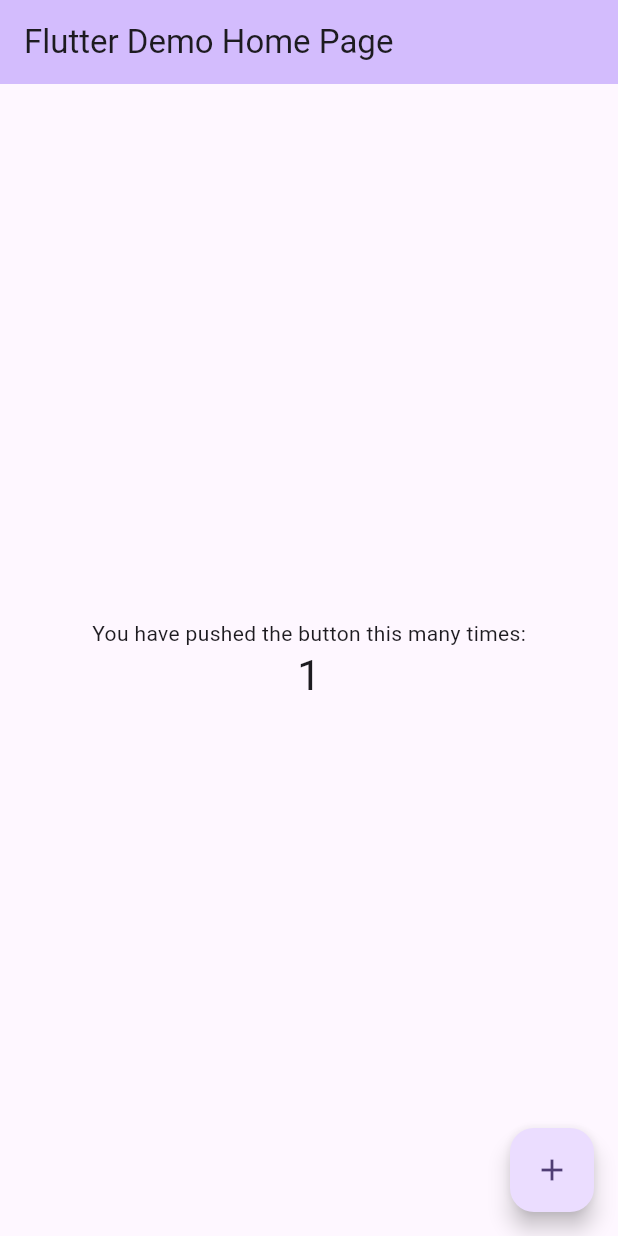
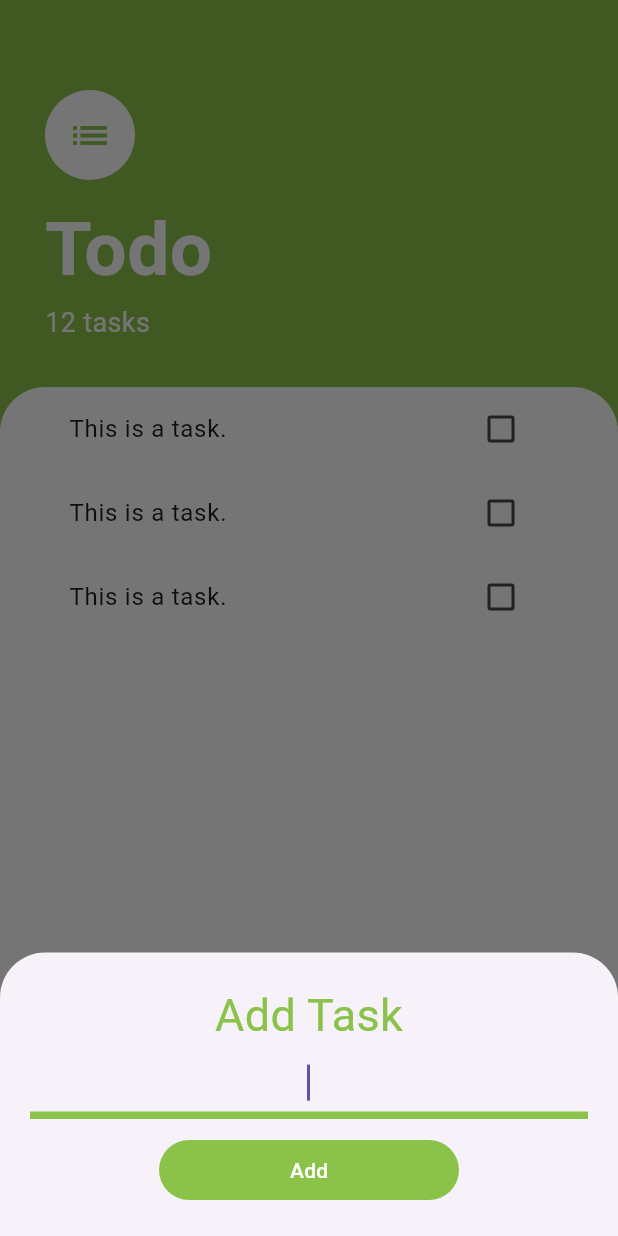
Before and after one commit to murphy-aaron/todo_flutter, a Flutter app: the screen it shows after launch, after a tap on the "add" icon, on a phone screen of 412 x 824 dp. Run offline on Flutter 3.47's test engine with Material 3 defaults, Android fonts, the phone set to English and light mode, and no system bars.

Commit message:
Created UI
Added tasks screen, add task widget, and checkboxes for completing a task

```diff
--- /dev/null
+++ b/lib/components/task_tile.dart
@@ -0,0 +1,56 @@
+import 'package:flutter/material.dart';
+
+class TaskTile extends StatefulWidget {
+
+  TaskTile({super.key});
+
+  @override
+  State<TaskTile> createState() => _TaskTileState();
+}
+
+class _TaskTileState extends State<TaskTile> {
+
+  bool isChecked = false;
+
+  void checkboxCallback(bool? newValue) {
+    setState(() {
+      isChecked = newValue ?? true;
+    });
+  }
+
+  @override
+  Widget build(BuildContext context) {
+    return ListTile(
+        title: Text(
+          'This is a task.',
+          style: TextStyle(
+            decoration: isChecked ? TextDecoration.lineThrough : TextDecoration.none
+          ),
+        ),
+        trailing: TaskCheckbox(
+          checkboxState: isChecked,
+          toggleCheckboxState: (bool? newValue) {
+            setState(() {
+              isChecked = newValue ?? true;
+            });
+          }
+        )
+    );
+  }
+}
+
+class TaskCheckbox extends StatelessWidget {
+  const TaskCheckbox({required this.checkboxState, required this.toggleCheckboxState});
+
+  final bool checkboxState;
+  final Function(bool?) toggleCheckboxState;
+
+  @override
+  Widget build(BuildContext context) {
+    return Checkbox(
+      activeColor: Colors.lightGreen,
+      value: checkboxState,
+      onChanged: toggleCheckboxState
+  );
+  }
+}
--- /dev/null
+++ b/lib/components/tasks_list.dart
@@ -0,0 +1,17 @@
+import 'package:flutter/material.dart';
+import 'task_tile.dart';
+
+class TasksList extends StatelessWidget {
+  const TasksList({super.key});
+
+  @override
+  Widget build(BuildContext context) {
+    return ListView(
+      children: [
+        TaskTile(),
+        TaskTile(),
+        TaskTile()
+      ],
+    );
+  }
+}
--- a/lib/main.dart
+++ b/lib/main.dart
@@ -1,125 +1,17 @@
 import 'package:flutter/material.dart';
+import 'package:todo_flutter/screens/tasks_screen.dart';
 
 void main() {
-  runApp(const MyApp());
+  runApp(const TodoApp());
 }
 
-class MyApp extends StatelessWidget {
-  const MyApp({super.key});
+class TodoApp extends StatelessWidget {
+  const TodoApp({super.key});
 
-  // This widget is the root of your application.
   @override
   Widget build(BuildContext context) {
     return MaterialApp(
-      title: 'Flutter Demo',
-      theme: ThemeData(
-        // This is the theme of your application.
-        //
-        // TRY THIS: Try running your application with "flutter run". You'll see
-        // the application has a purple toolbar. Then, without quitting the app,
-        // try changing the seedColor in the colorScheme below to Colors.green
-        // and then invoke "hot reload" (save your changes or press the "hot
-        // reload" button in a Flutter-supported IDE, or press "r" if you used
-        // the command line to start the app).
-        //
-        // Notice that the counter didn't reset back to zero; the application
-        // state is not lost during the reload. To reset the state, use hot
-        // restart instead.
-        //
-        // This works for code too, not just values: Most code changes can be
-        // tested with just a hot reload.
-        colorScheme: ColorScheme.fromSeed(seedColor: Colors.deepPurple),
-        useMaterial3: true,
-      ),
-      home: const MyHomePage(title: 'Flutter Demo Home Page'),
+      home: TasksScreen(),
     );
   }
 }
-
-class MyHomePage extends StatefulWidget {
-  const MyHomePage({super.key, required this.title});
-
-  // This widget is the home page of your application. It is stateful, meaning
-  // that it has a State object (defined below) that contains fields that affect
-  // how it looks.
-
-  // This class is the configuration for the state. It holds the values (in this
-  // case the title) provided by the parent (in this case the App widget) and
-  // used by the build method of the State. Fields in a Widget subclass are
-  // always marked "final".
-
-  final String title;
-
-  @override
-  State<MyHomePage> createState() => _MyHomePageState();
-}
-
-class _MyHomePageState extends State<MyHomePage> {
-  int _counter = 0;
-
-  void _incrementCounter() {
-    setState(() {
-      // This call to setState tells the Flutter framework that something has
-      // changed in this State, which causes it to rerun the build method below
-      // so that the display can reflect the updated values. If we changed
-      // _counter without calling setState(), then the build method would not be
-      // called again, and so nothing would appear to happen.
-      _counter++;
-    });
-  }
-
-  @override
-  Widget build(BuildContext context) {
-    // This method is rerun every time setState is called, for instance as done
-    // by the _incrementCounter method above.
-    //
-    // The Flutter framework has been optimized to make rerunning build methods
-    // fast, so that you can just rebuild anything that needs updating rather
-    // than having to individually change instances of widgets.
-    return Scaffold(
-      appBar: AppBar(
-        // TRY THIS: Try changing the color here to a specific color (to
-        // Colors.amber, perhaps?) and trigger a hot reload to see the AppBar
-        // change color while the other colors stay the same.
-        backgroundColor: Theme.of(context).colorScheme.inversePrimary,
-        // Here we take the value from the MyHomePage object that was created by
-        // the App.build method, and use it to set our appbar title.
-        title: Text(widget.title),
-      ),
-      body: Center(
-        // Center is a layout widget. It takes a single child and positions it
-        // in the middle of the parent.
-        child: Column(
-          // Column is also a layout widget. It takes a list of children and
-          // arranges them vertically. By default, it sizes itself to fit its
-          // children horizontally, and tries to be as tall as its parent.
-          //
-          // Column has various properties to control how it sizes itself and
-          // how it positions its children. Here we use mainAxisAlignment to
-          // center the children vertically; the main axis here is the vertical
-          // axis because Columns are vertical (the cross axis would be
-          // horizontal).
-          //
-          // TRY THIS: Invoke "debug painting" (choose the "Toggle Debug Paint"
-          // action in the IDE, or press "p" in the console), to see the
-          // wireframe for each widget.
-          mainAxisAlignment: MainAxisAlignment.center,
-          children: <Widget>[
-            const Text(
-              'You have pushed the button this many times:',
-            ),
-            Text(
-              '$_counter',
-              style: Theme.of(context).textTheme.headlineMedium,
-            ),
-          ],
-        ),
-      ),
-      floatingActionButton: FloatingActionButton(
-        onPressed: _incrementCounter,
-        tooltip: 'Increment',
-        child: const Icon(Icons.add),
-      ), // This trailing comma makes auto-formatting nicer for build methods.
-    );
-  }
-}
--- /dev/null
+++ b/lib/screens/add_task_screen.dart
@@ -0,0 +1,60 @@
+import 'package:flutter/material.dart';
+
+class AddTaskScreen extends StatelessWidget {
+  const AddTaskScreen({super.key});
+
+  @override
+  Widget build(BuildContext context) {
+    return Container(
+      padding: EdgeInsets.all(20.0),
+      child: Column(
+        crossAxisAlignment: CrossAxisAlignment.center,
+        children: [
+          Text(
+            'Add Task',
+            style: TextStyle(
+              color: Colors.lightGreen,
+              fontSize: 30.0
+            ),
+          ),
+          TextField(
+            autofocus: true,
+            textAlign: TextAlign.center,
+            decoration: InputDecoration(
+              enabledBorder: UnderlineInputBorder(
+                borderSide: BorderSide(
+                  color: Colors.lightGreen,
+                  width: 5.0
+                )
+              ),
+              focusedBorder: UnderlineInputBorder(
+                borderSide: BorderSide(
+                  color: Colors.lightGreen,
+                  width: 5.0
+                )
+              )
+            ),
+          ),
+          SizedBox(height: 10.0),
+          SizedBox(
+            width: 200.0,
+            child: TextButton(
+              onPressed: () {
+
+              },
+              style: TextButton.styleFrom(
+                backgroundColor: Colors.lightGreen,
+              ),
+              child: Text(
+                'Add',
+                style: TextStyle(
+                  color: Colors.white
+                ),
+              )
+            ),
+          )
+        ],
+      ),
+    );
+  }
+}
--- /dev/null
+++ b/lib/screens/tasks_screen.dart
@@ -0,0 +1,86 @@
+import 'package:flutter/material.dart';
+import 'package:todo_flutter/screens/add_task_screen.dart';
+
+import '../components/tasks_list.dart';
+
+class TasksScreen extends StatelessWidget {
+  const TasksScreen({super.key});
+
+  @override
+  Widget build(BuildContext context) {
+    return Scaffold(
+      backgroundColor: Colors.lightGreen,
+      floatingActionButton: FloatingActionButton(
+        backgroundColor: Colors.lightGreen,
+        child: Icon(
+          Icons.add,
+          color: Colors.white,
+        ),
+        onPressed: () {
+          showModalBottomSheet(
+              context: context,
+              isScrollControlled: true,
+              builder: (context) => SingleChildScrollView(
+                child: Container(
+                  padding: EdgeInsets.only(bottom: MediaQuery.of(context).viewInsets.bottom),
+                  child: AddTaskScreen(),
+                ),
+              ),
+              shape: RoundedRectangleBorder(borderRadius: BorderRadius.only(
+                topLeft: Radius.circular(30.0),
+                topRight: Radius.circular(30.0)
+              )
+          ));
+        },
+      ),
+      body: Column(
+        crossAxisAlignment: CrossAxisAlignment.start,
+        children: [
+          Container(
+            padding: EdgeInsets.only(top: 60.0, left: 30.0, right: 30.0, bottom: 30.0),
+            child: Column(
+              crossAxisAlignment: CrossAxisAlignment.start,
+              children: [
+                CircleAvatar(
+                  radius: 30.0,
+                  backgroundColor: Colors.white,
+                    child: Icon(
+                      Icons.list,
+                      color: Colors.lightGreen,
+                      size: 30.0,
+                    )
+                ),
+                SizedBox(height: 10.0),
+                Text(
+                  'Todo',
+                  style: TextStyle(
+                    color: Colors.white,
+                    fontSize: 50.0,
+                    fontWeight: FontWeight.w700
+                  ),
+                ),
+                Text(
+                  '12 tasks',
+                  style: TextStyle(
+                    color: Colors.white,
+                    fontSize: 18.0
+                  ),
+                ),
+              ],
+            ),
+          ),
+          Expanded(
+            child: Container(
+              padding: EdgeInsets.symmetric(horizontal: 30.0),
+              decoration: BoxDecoration(
+                  color: Colors.white,
+                  borderRadius: BorderRadius.only(topLeft: Radius.circular(30.0), topRight: Radius.circular(30.0))
+              ),
+              child: TasksList()
+            ),
+          )
+        ],
+      ),
+    );
+  }
+}
```
